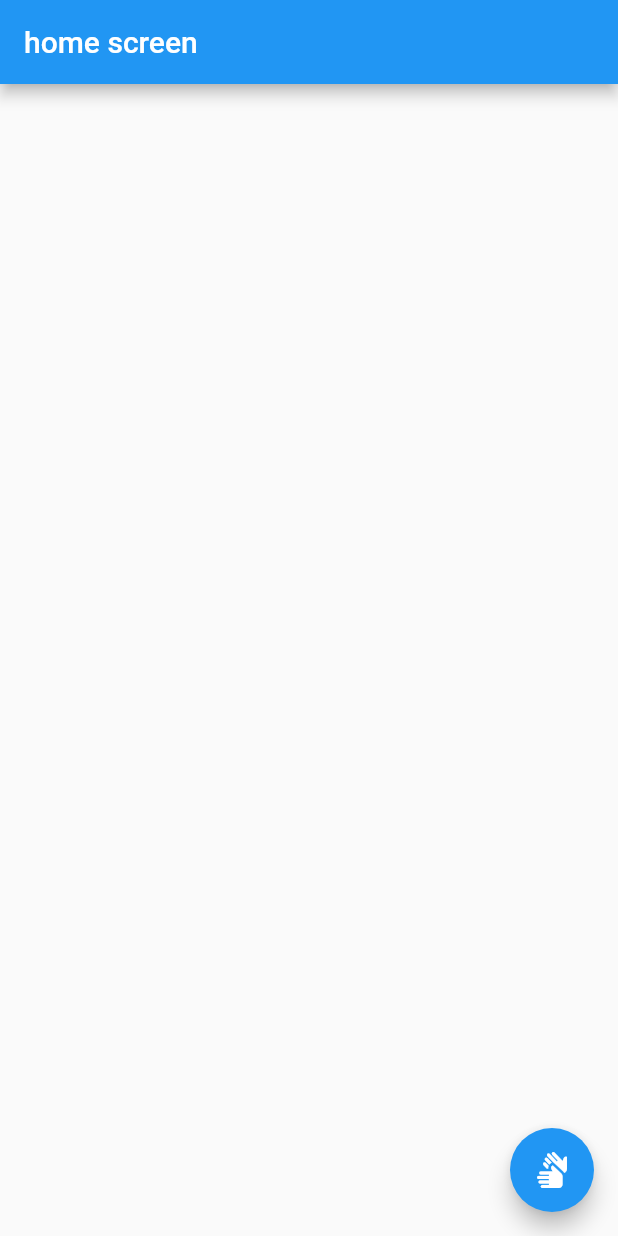
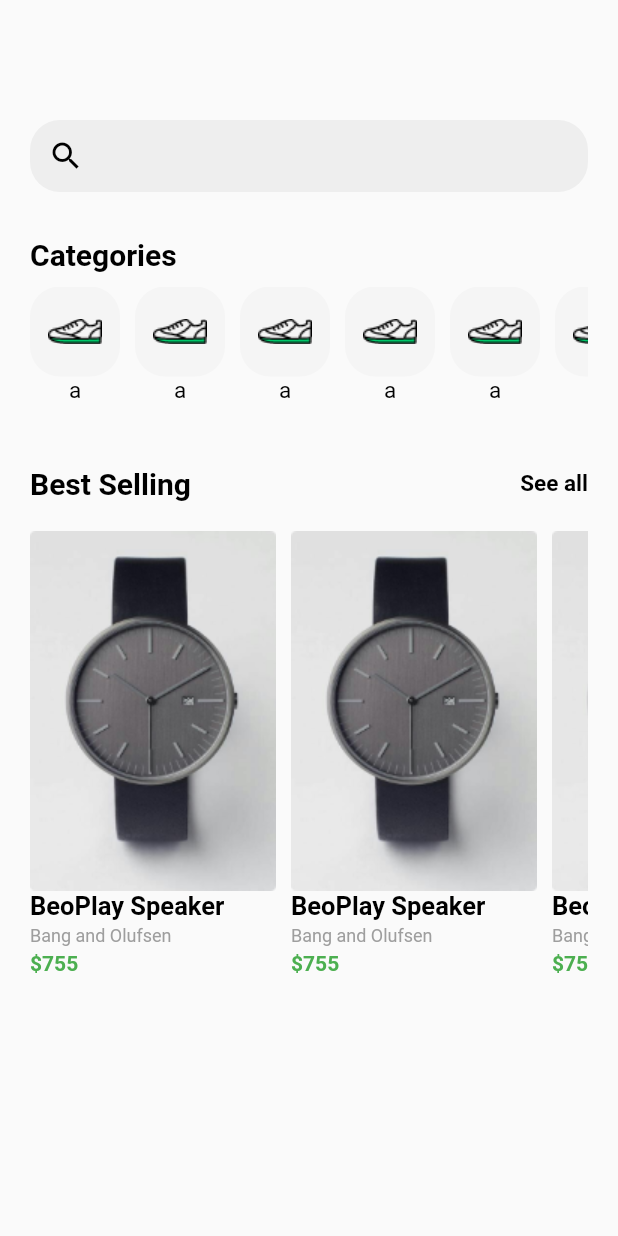
Before and after one commit to salahsaleh1015/ecommerce-app, a Flutter app: the screen it shows once a user with an empty profile is signed in, on a phone screen of 412 x 824 dp. Run offline on Flutter 3.47's test engine with Material 2 defaults, Android fonts, the phone set to English and light mode, and no system bars; our stand-ins replace firebase_auth, firebase_core, get, google_sign_in; missing offline and left inert: flutter_login_facebook; accounts and stored records are empty; network calls fail.

Commit message:
home ui design

```diff
--- a/lib/main.dart
+++ b/lib/main.dart
@@ -2,6 +2,7 @@ import 'package:ecommerce_app/core/utils/binding.dart';
 import 'package:ecommerce_app/view/auth/login_screen.dart';
 import 'package:ecommerce_app/view/auth/register_screen.dart';
 import 'package:ecommerce_app/view/control/control.dart';
+import 'package:ecommerce_app/view/home/home_screen.dart';
 import 'package:firebase_core/firebase_core.dart';
 import 'package:flutter/material.dart';
 import 'package:get/get.dart';
@@ -22,7 +23,7 @@ class MyApp extends StatelessWidget {
       initialBinding: Binding(),
       debugShowCheckedModeBanner: false,
       title: 'ecommerce app',
-      home:  const ControlView(),
+      home: const ControlView(),
     );
   }
 }
--- a/lib/view/auth/login_screen.dart
+++ b/lib/view/auth/login_screen.dart
@@ -33,11 +33,13 @@ class LoginScreen extends GetWidget<AuthViewModel> {
                   mainAxisAlignment: MainAxisAlignment.spaceBetween,
                   children: const [
                     CustomText(
+                      fontWeight: FontWeight.bold,
                       title: "Welcome,",
                       color: Colors.black,
                       fontSize: 35,
                     ),
                     CustomText(
+                        fontWeight: FontWeight.bold,
                         title: "Sign",
                         fontSize: 17,
                         color: AppConstance.kPrimaryColor)
@@ -47,6 +49,7 @@ class LoginScreen extends GetWidget<AuthViewModel> {
                   height: 10,
                 ),
                 const CustomText(
+                    fontWeight: FontWeight.normal,
                     title: "Sign in to Continue",
                     fontSize: 16,
                     color: Colors.grey),
@@ -54,6 +57,7 @@ class LoginScreen extends GetWidget<AuthViewModel> {
                   height: 50,
                 ),
                 const CustomText(
+                    fontWeight: FontWeight.normal,
                     title: "Email", fontSize: 16, color: Colors.grey),
                 CustomFormField(
                   title: "iamdavid@gmail.com",
@@ -70,6 +74,7 @@ class LoginScreen extends GetWidget<AuthViewModel> {
                   height: 30,
                 ),
                 const CustomText(
+                    fontWeight: FontWeight.normal,
                     title: "password", fontSize: 16, color: Colors.grey),
                 CustomFormField(
                   title: "*********",
@@ -95,6 +100,7 @@ class LoginScreen extends GetWidget<AuthViewModel> {
                       child: const CustomText(
                           title: "forget password? ",
                           fontSize: 17,
+                          fontWeight: FontWeight.normal,
                           color: Colors.grey),
                     )
                   ],
@@ -116,6 +122,7 @@ class LoginScreen extends GetWidget<AuthViewModel> {
                 ),
                 const Center(
                     child: CustomText(
+                        fontWeight: FontWeight.bold,
                         title: "-OR-", fontSize: 20, color: Colors.black)),
                 const SizedBox(
                   height: 10,
--- a/lib/view/auth/register_screen.dart
+++ b/lib/view/auth/register_screen.dart
@@ -32,6 +32,7 @@ class RegisterScreen extends GetWidget<AuthViewModel> {
               crossAxisAlignment: CrossAxisAlignment.start,
               children:  [
                 const CustomText(
+                  fontWeight: FontWeight.bold,
                   title: "Sign Up",
                   color: Colors.black,
                   fontSize: 35,
@@ -40,6 +41,7 @@ class RegisterScreen extends GetWidget<AuthViewModel> {
                   height: 30,
                 ),
                 const CustomText(
+                    fontWeight: FontWeight.normal,
                     title: "name", fontSize: 16, color: Colors.grey),
                 CustomFormField(
                   title: "David Spade",
@@ -56,6 +58,7 @@ class RegisterScreen extends GetWidget<AuthViewModel> {
                   height: 30,
                 ),
                 const CustomText(
+                    fontWeight: FontWeight.normal,
                     title: "Email", fontSize: 16, color: Colors.grey),
                 CustomFormField(
 
@@ -73,6 +76,7 @@ class RegisterScreen extends GetWidget<AuthViewModel> {
                   height: 30,
                 ),
                 const CustomText(
+                    fontWeight: FontWeight.normal,
                     title: "password", fontSize: 16, color: Colors.grey),
                 CustomFormField(
                   title: "*********",
--- a/lib/view/home/home_screen.dart
+++ b/lib/view/home/home_screen.dart
@@ -1,23 +1,152 @@
+import 'package:ecommerce_app/constance.dart';
 import 'package:ecommerce_app/view/auth/login_screen.dart';
+import 'package:ecommerce_app/view/widgets/custom_text.dart';
 import 'package:firebase_auth/firebase_auth.dart';
 import 'package:flutter/material.dart';
 import 'package:get/get.dart';
+
 class HomeScreen extends StatelessWidget {
-   HomeScreen({Key? key}) : super(key: key);
-  FirebaseAuth _auth = FirebaseAuth.instance;
+  HomeScreen({Key? key}) : super(key: key);
+  List<String> names = [
+    'a',
+    'a',
+    'a',
+    'a',
+    'a',
+    'a',
+    'a',
+    'a',
+    'a',
+    'a',
+  ];
   @override
   Widget build(BuildContext context) {
     return Scaffold(
-      appBar: AppBar(
-        title: const Text("home screen"),
-      ),
-      floatingActionButton: FloatingActionButton(
-        child: Icon(Icons.sign_language),
-        onPressed: (){
-          _auth.signOut();
-          Get.offAll(LoginScreen());
-        },
+      body: Container(
+        padding: const EdgeInsets.only(top: 80, right: 20, left: 20),
+        child: SingleChildScrollView(
+          scrollDirection: Axis.vertical,
+          child: Column(
+            crossAxisAlignment: CrossAxisAlignment.start,
+            children: [
+              _searchFormField(),
+              const SizedBox(
+                height: 30,
+              ),
+              const CustomText(
+                  fontWeight: FontWeight.bold,
+                  title: "Categories",
+                  fontSize: 20,
+                  color: Colors.black),
+              const SizedBox(
+                height: 10,
+              ),
+              _categoryList(),
+              const SizedBox(
+                height: 20,
+              ),
+              Row(
+                mainAxisAlignment: MainAxisAlignment.spaceBetween,
+                children: const [
+                  CustomText(
+                      title: "Best Selling",
+                      fontSize: 20,
+                      color: Colors.black,
+                      fontWeight: FontWeight.bold),
+                  CustomText(
+                      title: "See all",
+                      fontSize: 15,
+                      color: Colors.black,
+                      fontWeight: FontWeight.bold),
+                ],
+              ),
+              const SizedBox(
+                height: 20,
+              ),
+              _productList(),
+
+            ],
+          ),
+        ),
       ),
     );
   }
+
+  Widget _searchFormField() {
+    return Container(
+      decoration: BoxDecoration(
+        color: Colors.grey.shade200,
+        borderRadius: BorderRadius.circular(20),
+      ),
+      child: TextFormField(
+        decoration: InputDecoration(
+          prefixIcon: IconButton(
+              onPressed: () {},
+              icon: const Icon(Icons.search),
+              color: Colors.black),
+          border: InputBorder.none,
+        ),
+      ),
+    );
+  }
+
+  Widget _categoryList() {
+    return Container(
+      height: 100,
+      child: ListView.separated(
+          scrollDirection: Axis.horizontal,
+          itemBuilder: (context, i) {
+            return Column(
+              children: [
+                Container(
+                  child: Image.asset('images/Icon_Mens Shoe.png'),
+                  height: 60,
+                  width: 60,
+                  decoration: BoxDecoration(
+                    color: Colors.grey.shade100,
+                    borderRadius: BorderRadius.circular(20),
+                  ),
+                ),
+                CustomText(
+                    title: names[i],
+                    fontSize: 15,
+                    color: Colors.black,
+                    fontWeight: FontWeight.normal)
+              ],
+            );
+          },
+          separatorBuilder: (context, i) {
+            return const SizedBox(
+              width: 10,
+            );
+          },
+          itemCount: names.length),
+    );
+  }
+  Widget _productList(){
+    return SizedBox(
+      height: 350,
+      child: ListView.separated(
+          scrollDirection: Axis.horizontal,
+          itemBuilder: (context , i){
+            return Column(
+              crossAxisAlignment: CrossAxisAlignment.start,
+              children: [
+                Image.asset('images/Image.png'),
+                const CustomText(title: "BeoPlay Speaker", fontSize: 17, color: Colors.black, fontWeight: FontWeight.bold),
+                SizedBox(
+                  height: 3,
+                ),
+                const CustomText(title: "Bang and Olufsen", fontSize: 12, color: Colors.grey, fontWeight: FontWeight.normal),
+                SizedBox(
+                  height: 3,
+                ),
+                const CustomText(title: "\$755", fontSize: 14, color: AppConstance.kPrimaryColor, fontWeight: FontWeight.bold),
+              ],
+            );
+          }, separatorBuilder: (context , i){
+        return const SizedBox(width: 10,);
+      }, itemCount: names.length),
+    );
+  }
 }
--- a/lib/view/widgets/custom_social_buttom.dart
+++ b/lib/view/widgets/custom_social_buttom.dart
@@ -29,6 +29,7 @@ class CustomSocialButton extends StatelessWidget {
               ),
                Center(
                 child: CustomText(
+                    fontWeight: FontWeight.normal,
                     title: text,
                     fontSize: 16,
                     color: Colors.black),
--- a/lib/view/widgets/custom_text.dart
+++ b/lib/view/widgets/custom_text.dart
@@ -4,14 +4,17 @@ class CustomText extends StatelessWidget {
 final String title;
 final double fontSize;
 final Color color;
+final FontWeight fontWeight;
 
-  const CustomText({ required this.title, required this.fontSize, required this.color});
+
+  const CustomText({ required this.title, required this.fontSize, required this.color,required this.fontWeight});
 
   @override
   Widget build(BuildContext context) {
     return Text(
       title,
       style: TextStyle(
+       fontWeight: fontWeight,
         fontSize: fontSize,
         color: color,
       ),
```
Also changed, not shown: images/Icon_Mens Shoe.png (added), images/Image.png (added).
